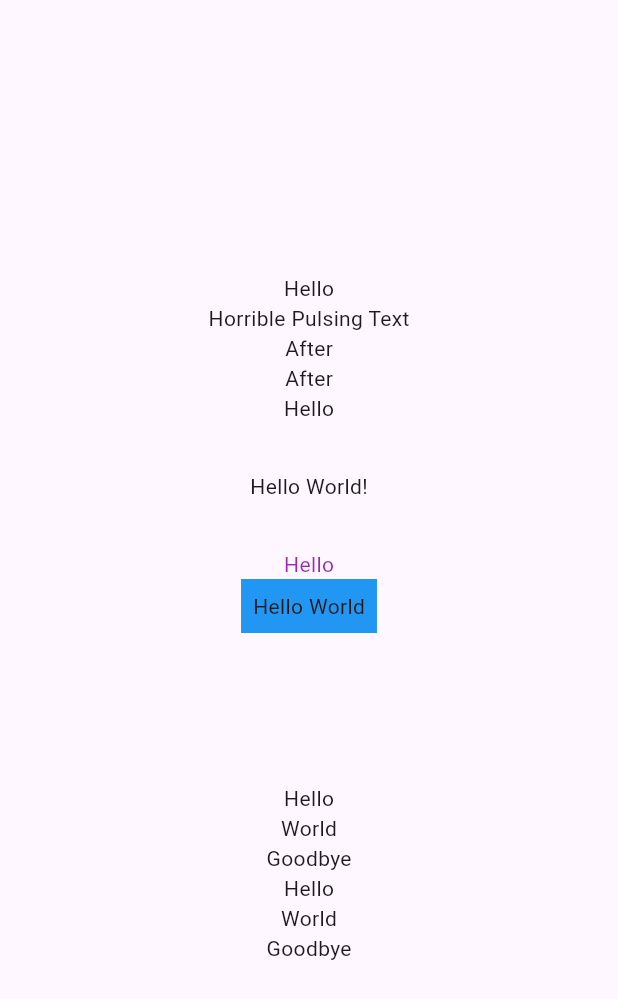
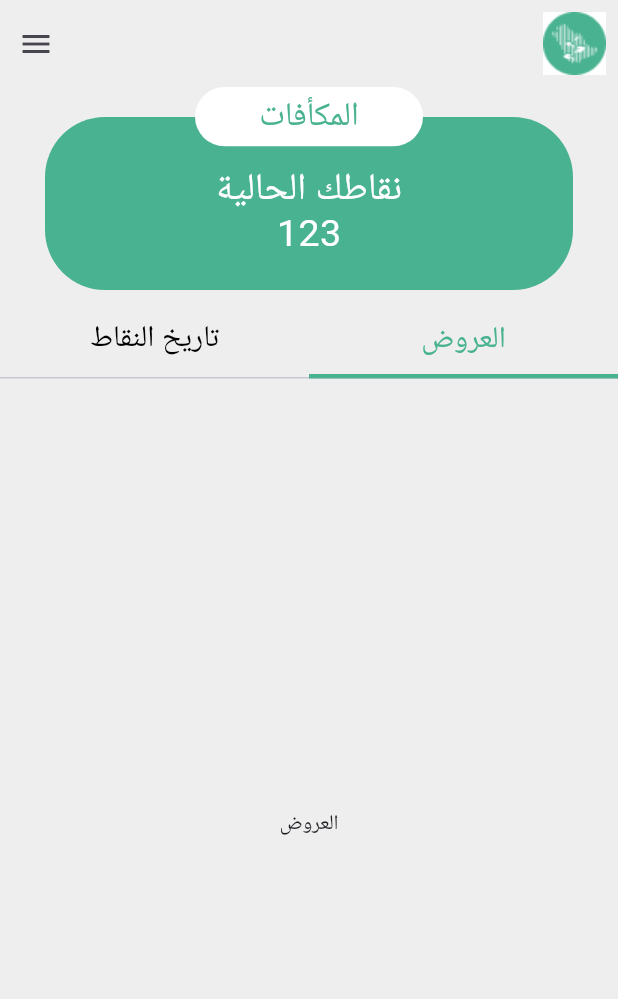
Before and after one commit to ashrafaliqhtan/Green-app, a Flutter app: the RewardView screen opened directly, on a phone screen of 412 x 824 dp. Shown: the top 999 px of the screen. Run offline on Flutter 3.47's test engine with Material 3 defaults, Android fonts, the phone set to English and light mode, and no system bars; drawn by our look-alikes of flutter_animate; our stand-ins replace bloc, carousel_slider, flutter_bloc, flutter_dotenv, flutter_otp_text_field, flutter_svg and 3 more; accounts and stored records are empty.

Commit message:
Feature: Done with Reward UI

```diff
--- a/lib/utils/colors.dart
+++ b/lib/utils/colors.dart
@@ -4,6 +4,8 @@ Color green = const Color(0xff49B291);
 Color greenLight = const Color(0xffC6E3D8);
 Color greenDark = const Color(0xff0C5034);
 Color greenCalm = const Color(0xff003a49);
+Color grey = const Color(0xffE8E8E8);
+
 
 //////////////////////////////////////////
 Color white = const Color(0xffEEEEEE);
--- a/lib/views/bottom_nav_bar/cubit/nav_bar_cubit.dart
+++ b/lib/views/bottom_nav_bar/cubit/nav_bar_cubit.dart
@@ -19,7 +19,6 @@ class NavBarCubit extends Cubit<NavBarState> {
   int selectIndex = 0;
   NavBarCubit() : super(NavBarInitial());
 
-  @override // Added @override annotation
   void ChangeNavItem(int index) {
     selectIndex = index;
     emit(SuccessChangeIndex());
--- a/lib/views/bottom_nav_bar/view/bottom_nav_bar.dart
+++ b/lib/views/bottom_nav_bar/view/bottom_nav_bar.dart
@@ -13,7 +13,7 @@ class BottomNavBar extends StatelessWidget {
   BottomNavBar({super.key});
 
 
-   List<Map<String, dynamic>> navItems = [
+   final List<Map<String, dynamic>> navItems = [
     {"icon": 'assets/icons/home1.svg', "label": "Home"},
     {"icon": 'assets/icons/event.svg', "label": "Event"},
     {"icon": 'assets/icons/reward.svg', "label": "Reward"},
--- a/lib/views/reward_view.dart
+++ b/lib/views/reward_view.dart
@@ -1,69 +1,81 @@
-import 'package:flutter/cupertino.dart';
 import 'package:flutter/material.dart';
-import 'package:flutter_animate/flutter_animate.dart';
+import 'package:green_saudi_app/extensions/screen_handler.dart';
+import 'package:green_saudi_app/utils/colors.dart';
 import 'package:green_saudi_app/utils/spacing.dart';
+import 'package:green_saudi_app/widgets/header_point_widget.dart';
+import 'package:green_saudi_app/widgets/history_point_widget.dart';
 
 class RewardView extends StatelessWidget {
-  const RewardView({super.key});
+  const RewardView({Key? key}) : super(key: key);
 
   @override
   Widget build(BuildContext context) {
-    return  Scaffold(
-      body: Center(
+    return DefaultTabController(
+      length: 2,
+      initialIndex: 1,
+      child: Scaffold(
+        backgroundColor: white,
+        appBar: PreferredSize(
+          preferredSize: Size(context.getWidth(), context.getHeight() / 3),
+          child: SafeArea(
+            child: Column(
+              children: [
+                Row(
+                  mainAxisAlignment: MainAxisAlignment.spaceBetween,
+                  children: [
+                    IconButton(
+                      onPressed: () {},
+                      icon: const Icon(Icons.menu),
+                    ),
+                    IconButton(
+                      onPressed: () {},
+                      icon: Image.asset('assets/images/logo.jpg'),
+                    ),
+                  ],
+                ),
+                const HeaderPoint(),
+                height10,
+                TabBar(
+                  labelColor: green,
+                  indicatorColor: green,
+                  indicatorSize: TabBarIndicatorSize.tab,
+                  indicatorWeight: 3,
+                  labelStyle: const TextStyle(fontSize: 20),
+                  unselectedLabelColor: black,
+                  tabs: const [
+                    Tab(text: 'تاريخ النقاط'),
+                    Tab(text: 'العروض'),
+                  ],
+                ),
+              ],
+            ),
+          ),
+        ),
+        body: Padding(
+          padding: const EdgeInsets.only(
+            left: 30,
+            right: 30,
+          ),
           child: Column(
-        mainAxisAlignment: MainAxisAlignment.center,
-        children: [
-          Text("Hello")
-              .animate()
-              .fadeIn(duration: 600.ms)
-              .callback(duration: 300.ms, callback: (_) => print('halfway')),
-          Text("Horrible Pulsing Text")
-              .animate(onPlay: (controller) => controller.repeat(reverse: true))
-              .fadeOut(curve: Curves.easeInOut),
-          Text("Before")
-              .animate()
-              .swap(duration: 900.ms, builder: (_, __) => Text("After")),
-          Animate().toggle(
-            duration: 2.seconds,
-            builder: (_, value, __) => Text(value ? "Before" : "After"),
+            children: [
+              Expanded(
+                child: TabBarView(
+                  children: [
+                    ListView.builder(
+                        itemCount: 10,
+                        itemBuilder: (context, index) {
+                          return PointWidget();
+                        }),
+                    const Center(
+                      child: Text('العروض'),
+                    ),
+                  ],
+                ),
+              ),
+            ],
           ),
-          Text("Hello").animate().fade(duration: 500.ms).scale(delay: 500.ms),
-          height32,
-          Text("Hello World!")
-              .animate()
-              .fadeIn() // uses `Animate.defaultDuration`
-              .scale() // inherits duration from fadeIn
-              .move(
-                  delay: 300.ms,
-                  duration: 600.ms) // runs after the above w/new duration
-          , // inherits the delay & duration from move
-          height32,
-          Text('Hello').animate().tint(color: Colors.purple),
-          Text("Hello World").animate().custom(
-              duration: 1000.ms,
-              builder: (context, value, child) => Container(
-                    color: Color.lerp(Colors.red, Colors.blue, value),
-                    padding: EdgeInsets.all(8),
-                    child: child, // child is the Text widget being animated
-                  )),
-          height100,
-          // an opacity of 1 is "neutral"
-
-          Column(
-              children: AnimateList(
-            interval: 400.ms,
-            effects: [FadeEffect(duration: 300.ms)],
-            children: [Text("Hello"), Text("World"), Text("Goodbye")],
-          )),
-
-// or shorthand:
-          Column(
-            children: [Text("Hello"), Text("World"), Text("Goodbye")]
-                .animate(interval: 400.ms)
-                .fade(duration: 300.ms),
-          )
-        ],
-      )),
+        ),
+      ),
     );
   }
 }
--- /dev/null
+++ b/lib/widgets/header_point_widget.dart
@@ -0,0 +1,74 @@
+import 'package:flutter/cupertino.dart';
+import 'package:green_saudi_app/extensions/screen_handler.dart';
+import 'package:green_saudi_app/utils/colors.dart';
+
+class HeaderPoint extends StatelessWidget {
+  const HeaderPoint({super.key});
+
+  @override
+  Widget build(BuildContext context) {
+    return Padding(
+      padding: const EdgeInsets.only(left: 30, right: 30, top: 20),
+      child: Container(
+        width: context.getWidth(),
+        height: context.getHeight() * .14,
+        decoration: BoxDecoration(
+          color: green,
+          borderRadius: BorderRadius.circular(40),
+        ),
+        child: Stack(
+          clipBehavior: Clip.none,
+          children: [
+            Positioned(
+              top: -20,
+              right: 100,
+              left: 100,
+              child: Container(
+                width: context.getWidth() * .490,
+                height: context.getHeight() * .048,
+                decoration: BoxDecoration(
+                    color: pureWhite, borderRadius: BorderRadius.circular(40)),
+                child: Center(
+                    child: Text(
+                  "المكأفات",
+                  style: TextStyle(
+                    color: green,
+                    fontSize: 22,
+                  ),
+                )),
+              ),
+            ),
+            Positioned(
+              top: 30,
+              right: 100,
+              left: 100,
+              child: Center(
+                child: Text(
+                  "نقاطك الحالية",
+                  style: TextStyle(
+                    color: pureWhite,
+                    fontSize: 25,
+                  ),
+                ),
+              ),
+            ),
+            Positioned(
+              top: 60,
+              right: 100,
+              left: 100,
+              child: Center(
+                child: Text(
+                  "123",
+                  style: TextStyle(
+                    color: pureWhite,
+                    fontSize: 25,
+                  ),
+                ),
+              ),
+            ),
+          ],
+        ),
+      ),
+    );
+  }
+}
```
Also changed, not shown: lib/views/history_event_view.dart (+54 -1 lines), lib/widgets/history_point_widget.dart (added, +55 -0 lines).
